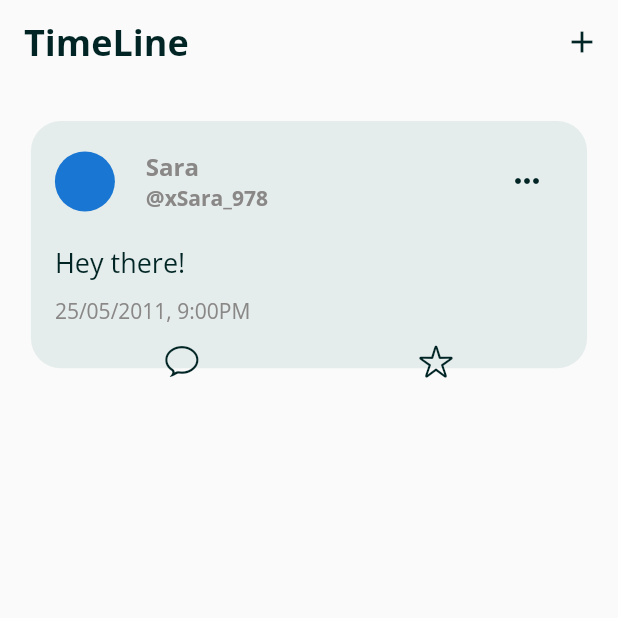
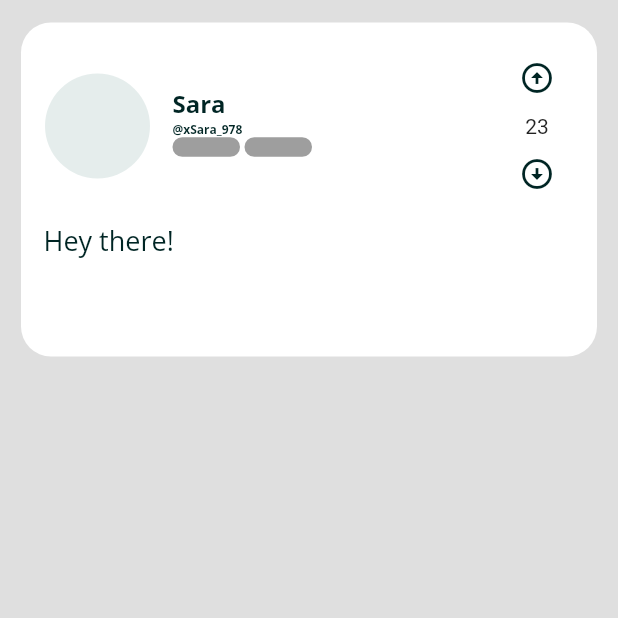
Before and after one commit to HadeelN44/DevCommunity, a Flutter app: the Timeline screen opened directly, on a phone screen of 412 x 824 dp, the top half of it. Run offline on Flutter 3.47's test engine with Material 2 defaults, Android fonts, the phone set to English and light mode, and no system bars; our stand-ins replace firebase_auth, firebase_core, get, google_fonts; accounts and stored records are empty; network calls fail.

Commit message:
change on time line

```diff
--- a/lib/constants/style.dart
+++ b/lib/constants/style.dart
@@ -8,4 +8,6 @@ class colors {
   static Color hyperlinks = Color.fromARGB(255, 138, 135, 135);
   static Color feedBack = Color(0xff99B7B6);
   static Color fields = Color(0xffE5EDEC);
+    static Color backgroundcolor = Color(0xfFDFDFDf);
+
 }
--- a/lib/main.dart
+++ b/lib/main.dart
@@ -2,6 +2,7 @@ import 'package:community_dev/Controller/RegistryController.dart';
 import 'package:community_dev/views/SignIn.dart';
 import 'package:community_dev/views/SignUp.dart';
 import 'package:community_dev/views/Teams.dart';
+import 'package:community_dev/views/TimeLine/body.dart';
 import 'package:community_dev/views/forgetPassword.dart';
 
 import 'package:flutter/material.dart';
@@ -24,7 +25,7 @@ class MyApp extends StatelessWidget {
   Widget build(BuildContext context) {
     return GetMaterialApp(
       //home: forgetPassword(),
-      home: SignUp(),
+      home: Timeline(),
     );
   }
 }
--- a/lib/views/MainPage.dart
+++ b/lib/views/MainPage.dart
@@ -1,7 +1,7 @@
 import 'package:community_dev/constants/style.dart';
 import 'package:community_dev/views/Dashboard.dart';
 import 'package:community_dev/views/Profile.dart';
-import 'package:community_dev/views/Timeline.dart';
+import 'package:community_dev/views/TimeLine/body.dart';
 import 'package:flutter/cupertino.dart';
 import 'package:flutter/material.dart';
 import 'package:flutter/src/widgets/container.dart';
--- a/lib/views/Profile.dart
+++ b/lib/views/Profile.dart
@@ -46,10 +46,11 @@ class Profile extends StatelessWidget {
               maxRadius: 50,
               child: ClipRRect(
                   borderRadius: BorderRadius.circular(100),
-                  child: Image.asset(
-                    "images/pic5.jpeg",
-                    fit: BoxFit.fitWidth,
-                  )),
+                  // child: Image.asset(
+                  //   "images/pic5.jpeg",
+                  //   fit: BoxFit.fitWidth,
+                  // )
+                  ),
             ),
           ),
           SizedBox(
--- a/lib/views/SignIn.dart
+++ b/lib/views/SignIn.dart
@@ -40,10 +40,11 @@ class SignIn extends StatelessWidget {
                 maxRadius: 100,
                 child: ClipRRect(
                     borderRadius: BorderRadius.circular(100),
-                    child: Image.asset(
-                      "images/logo.png",
-                      fit: BoxFit.fitWidth,
-                    )),
+                    // child: Image.asset(
+                    //   "images/logo.png",
+                    //   fit: BoxFit.fitWidth,
+                    // )
+                    ),
               ),
             ),
           ),
--- a/lib/views/SignUp.dart
+++ b/lib/views/SignUp.dart
@@ -43,10 +43,11 @@ class SignUp extends StatelessWidget {
                     maxRadius: 100,
                     child: ClipRRect(
                         borderRadius: BorderRadius.circular(100),
-                        child: Image.asset(
-                          "images/logo.png",
-                          fit: BoxFit.fitWidth,
-                        )),
+                        // child: Image.asset(
+                        //   "images/logo.png",
+                        //   fit: BoxFit.fitWidth,
+                        // )
+                        ),
                   ),
                 ),
                 SizedBox(
--- /dev/null
+++ b/lib/views/TimeLine/body.dart
@@ -0,0 +1,34 @@
+import 'package:community_dev/views/TimeLine/post.dart';
+import 'package:flutter/cupertino.dart';
+import 'package:flutter/material.dart';
+import 'package:flutter/src/widgets/container.dart';
+import 'package:flutter/src/widgets/framework.dart';
+import 'package:get/get.dart';
+import 'package:google_fonts/google_fonts.dart';
+import 'package:community_dev/constants/style.dart';
+
+class Timeline extends StatelessWidget {
+  const Timeline({super.key});
+
+  @override
+  Widget build(BuildContext context) {
+    return Scaffold(
+      body: Container(
+        color: colors.backgroundcolor,
+        child: Column(
+          children: [
+            Container(
+              padding: EdgeInsets.only(left: 14, right: 14),
+              height: MediaQuery.of(context).size.height,
+              child: ListView(
+                children: [
+                  post(),
+                ],
+              ),
+            ),
+          ],
+        ),
+      ),
+    );
+  }
+}
--- /dev/null
+++ b/lib/views/TimeLine/post.dart
@@ -0,0 +1,163 @@
+import 'package:flutter/cupertino.dart';
+import 'package:flutter/material.dart';
+import 'package:flutter/src/widgets/container.dart';
+import 'package:flutter/src/widgets/framework.dart';
+import 'package:get/get.dart';
+import 'package:google_fonts/google_fonts.dart';
+import 'package:community_dev/constants/style.dart';
+
+class post extends StatelessWidget {
+  const post({super.key});
+
+  @override
+  Widget build(BuildContext context) {
+    return Container(
+      margin: EdgeInsets.only(top: 15),
+      width: MediaQuery.of(context).size.width,
+      height: MediaQuery.of(context).size.height / 3.7,
+      decoration: BoxDecoration(
+          color: Colors.white, borderRadius: BorderRadius.circular(20)),
+      child: Column(children: [
+        Padding(
+          padding: const EdgeInsets.symmetric(horizontal: 16, vertical: 8),
+          child: Row(
+            mainAxisAlignment: MainAxisAlignment.spaceBetween,
+            children: [
+              Row(
+                children: [
+                  Container(
+                    margin: EdgeInsets.only(top: 5),
+                    child: CircleAvatar(
+                      radius: 35,
+                      backgroundColor: colors.fields,
+                    ),
+                  ),
+                  Container(
+                    margin: EdgeInsets.only(
+                      left: 15,
+                    ),
+                    child: Column(
+                      crossAxisAlignment: CrossAxisAlignment.start,
+                      children: [
+                        _username(),
+                        _userID(),
+                        Row(
+                          children: [
+                            tag(),
+                            tag(),
+                          ],
+                        )
+                      ],
+                    ),
+                  ),
+                ],
+              ),
+              voit()
+
+            ],
+          ),
+        ),
+        massege(),
+      ]),
+    );
+  }
+}
+
+class massege extends StatelessWidget {
+  const massege({super.key});
+
+  @override
+  Widget build(BuildContext context) {
+    return Container(
+      padding: EdgeInsets.only(left: 15, right: 15),
+      child: Row(
+        crossAxisAlignment: CrossAxisAlignment.start,
+        children: [
+          Text(
+            "Hey there!",
+            textAlign: TextAlign.left,
+            style: GoogleFonts.openSans(
+              fontSize: 18,
+              color: colors.Text,
+              fontWeight: FontWeight.normal,
+            ),
+          ),
+        ],
+      ),
+    );
+  }
+}
+
+class _userID extends StatelessWidget {
+  const _userID({super.key});
+
+  @override
+  Widget build(BuildContext context) {
+    return Text(
+      "@xSara_978",
+      //textAlign: TextAlign.left,
+      style: GoogleFonts.openSans(
+        fontSize: 8,
+        color: colors.Text,
+        fontWeight: FontWeight.bold,
+      ),
+    );
+  }
+}
+
+class _username extends StatelessWidget {
+  const _username({super.key});
+
+  @override
+  Widget build(BuildContext context) {
+    return Text(
+      "Sara",
+      style: GoogleFonts.openSans(
+        fontSize: 16,
+        color: colors.Text,
+        fontWeight: FontWeight.bold,
+      ),
+    );
+  }
+}
+
+class voit extends StatelessWidget {
+  const voit({super.key});
+
+  @override
+  Widget build(BuildContext context) {
+    return Container(
+      margin: EdgeInsets.only(top: 5),
+      child: Column(
+        children: [
+          IconButton(
+            onPressed: () {},
+            icon: Icon(Icons.arrow_circle_up),
+            color: colors.Text,
+          ),
+          Text('23'),
+          IconButton(
+            onPressed: () {},
+            icon: Icon(Icons.arrow_circle_down),
+            color: colors.Text,
+          ),
+        ],
+      ),
+    );
+  }
+}
+
+class tag extends StatelessWidget {
+  const tag({super.key});
+
+  @override
+  Widget build(BuildContext context) {
+    return Container(
+      margin: EdgeInsets.only(right: 3),
+      width: 45,
+      height: 13,
+      decoration: BoxDecoration(
+          color: Colors.grey, borderRadius: BorderRadius.circular(15)),
+    );
+  }
+}
--- a/lib/views/Timeline.dart
+++ /dev/null
@@ -1,159 +0,0 @@
-import 'package:flutter/cupertino.dart';
-import 'package:flutter/material.dart';
-import 'package:flutter/src/widgets/container.dart';
-import 'package:flutter/src/widgets/framework.dart';
-import 'package:get/get.dart';
-import 'package:google_fonts/google_fonts.dart';
-import 'package:community_dev/constants/style.dart';
-
-class Timeline extends StatelessWidget {
-  const Timeline({super.key});
-
-  @override
-  Widget build(BuildContext context) {
-    return Scaffold(
-      appBar: AppBar(
-        elevation: 0,
-        backgroundColor: Colors.transparent,
-        automaticallyImplyLeading: false,
-        title: Text(
-          "TimeLine",
-          style: GoogleFonts.openSans(
-            fontSize: 24,
-            color: colors.Text,
-            fontWeight: FontWeight.bold,
-          ),
-        ),
-        actions: [
-          IconButton(
-            onPressed: () {},
-            icon: Icon(Icons.add),
-            color: colors.Text,
-          )
-        ],
-      ),
-      body: ListView(
-        children: [
-          SizedBox(
-            height: Get.height * 0.03,
-          ),
-          Row(
-            mainAxisAlignment: MainAxisAlignment.center,
-            children: [
-              Container(
-                width: Get.width * 0.9,
-                height: Get.height * 0.2,
-                decoration: BoxDecoration(
-                    color: colors.fields,
-                    borderRadius: BorderRadius.circular(20)),
-                child: Column(
-                  children: [
-                    SizedBox(
-                      height: Get.height * 0.01,
-                    ),
-                    Padding(
-                      padding: const EdgeInsets.symmetric(
-                          horizontal: 16, vertical: 8),
-                      child: Row(
-                        mainAxisAlignment: MainAxisAlignment.spaceBetween,
-                        children: [
-                          Row(
-                            children: [
-                              CircleAvatar(),
-                              SizedBox(
-                                width: Get.width * 0.05,
-                              ),
-                              Column(
-                                crossAxisAlignment: CrossAxisAlignment.start,
-                                children: [
-                                  Text(
-                                    "Sara",
-                                    //textAlign: TextAlign.left,
-                                    style: GoogleFonts.openSans(
-                                      fontSize: 16,
-                                      color: colors.icons,
-                                      fontWeight: FontWeight.bold,
-                                    ),
-                                  ),
-                                  Text(
-                                    "@xSara_978",
-                                    //textAlign: TextAlign.left,
-                                    style: GoogleFonts.openSans(
-                                      fontSize: 14,
-                                      color: colors.icons,
-                                      fontWeight: FontWeight.bold,
-                                    ),
-                                  ),
-                                ],
-                              ),
-                            ],
-                          ),
-                          IconButton(
-                            onPressed: () {},
-                            icon: Icon(Icons.more_horiz_rounded),
-                            color: colors.Text,
-                          )
-                        ],
-                      ),
-                    ),
-                    Padding(
-                      padding: const EdgeInsets.symmetric(
-                          horizontal: 16, vertical: 10),
-                      child: Row(
-                        children: [
-                          Text(
-                            "Hey there!",
-                            textAlign: TextAlign.left,
-                            style: GoogleFonts.openSans(
-                              fontSize: 18,
-                              color: colors.Text,
-                              fontWeight: FontWeight.normal,
-                            ),
-                          ),
-                        ],
-                      ),
-                    ),
-                    Padding(
-                      padding: const EdgeInsets.symmetric(horizontal: 16),
-                      child: Row(
-                        children: [
-                          Text(
-                            "25/05/2011, 9:00PM",
-                            textAlign: TextAlign.left,
-                            style: GoogleFonts.openSans(
-                              fontSize: 14,
-                              color: colors.icons,
-                              fontWeight: FontWeight.normal,
-                            ),
-                          ),
-                        ],
-                      ),
-                    ),
-                    Padding(
-                      padding: const EdgeInsets.symmetric(horizontal: 16),
-                      child: Row(
-                        mainAxisAlignment: MainAxisAlignment.spaceAround,
-                        children: [
-                          IconButton(
-                            onPressed: () {},
-                            icon: Icon(CupertinoIcons.chat_bubble),
-                            color: colors.Text,
-                          ),
-                          IconButton(
-                            onPressed: () {},
-                            icon: Icon(CupertinoIcons.star),
-                            color: colors.Text,
-                          )
-                        ],
-                      ),
-                    )
-                  ],
-                ),
-              ),
-            ],
-          )
-        ],
-      ),
-    );
-  }
-}
--- a/pubspec.yaml
+++ b/pubspec.yaml
@@ -64,9 +64,9 @@ flutter:
   uses-material-design: true
 
   # To add assets to your application, add an assets section, like this:
-  # assets:
-  #   - images/a_dot_burr.jpeg
-  #   - images/a_dot_ham.jpeg
+assets:
+  -assets/
+
 
   # An image asset can refer to one or more resolution-specific "variants", see
   # https://flutter.dev/assets-and-images/#resolution-aware
```
Also changed, not shown: assets/1.png (added), assets/arrow-down.png (added), assets/arrow-left.png (added), assets/arrow-right.png (added), assets/audience.png (added), assets/camera.png (added), assets/group.png (added), assets/more.png (added), assets/send.png (added), pubspec.lock, 4 other files.
